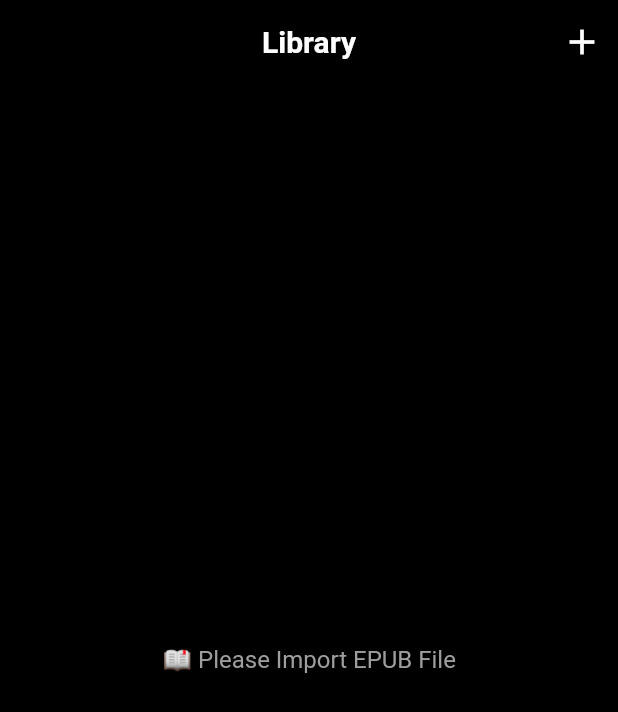
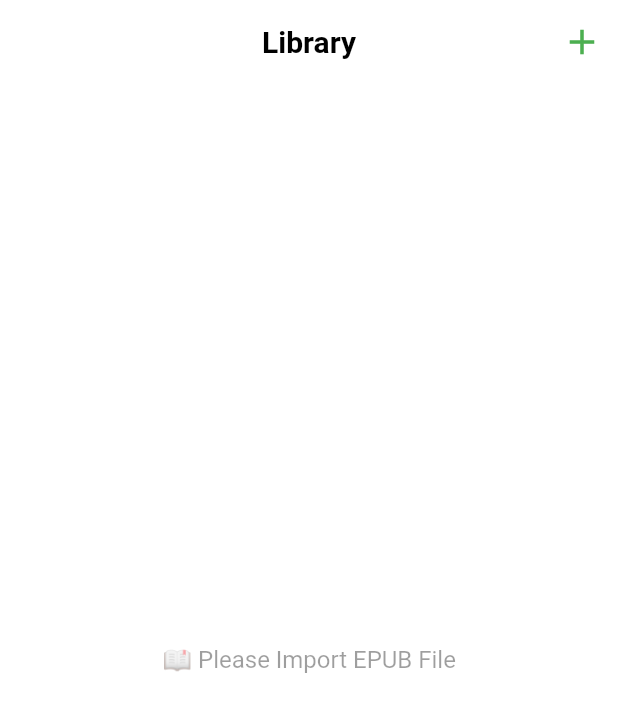
Before and after one commit to ShineYang/flutter_jpreader, a Flutter app: the screen it shows after launch, on a phone screen of 412 x 824 dp. Shown: the top 712 px of the screen. Run offline on Flutter 3.47's test engine with Material 2 defaults, Android fonts, the phone set to English and light mode, and no system bars.

Commit message:
fix: dark & light ui mode

```diff
--- a/lib/reader_app.dart
+++ b/lib/reader_app.dart
@@ -1,25 +1,20 @@
-import 'dart:typed_data';
-import 'package:flutter/cupertino.dart';
 import 'package:flutter/material.dart';
-import 'package:flutter/services.dart';
 import 'package:flutter_jpreader/reader_home_page.dart';
 import 'package:flutter_jpreader/reader_theme_data.dart';
 import 'package:flutter_localizations/flutter_localizations.dart';
 
 import 'arch/lifecycle_watcher_state.dart';
-import 'arch/provider_widget.dart';
-import 'book_entity.dart';
-import 'book_view_model.dart';
 import 'generated/l10n.dart';
 
 typedef ContentCallBack = void Function(String content);
 
 class ReaderAppPage extends StatefulWidget {
   final ContentCallBack callback;
-  final ReaderThemeData readerThemeData;
+  final ReaderThemeData readerLightThemeData;
+  final ReaderThemeData readerDarkThemeData;
 
   const ReaderAppPage(
-      {Key? key, required this.callback, required this.readerThemeData})
+      {Key? key, required this.callback, required this.readerLightThemeData, required this.readerDarkThemeData})
       : super(key: key);
 
   @override
@@ -28,6 +23,7 @@ class ReaderAppPage extends StatefulWidget {
 
 class _ReaderAppPageState extends LifecycleWatcherState<ReaderAppPage>
     with AutomaticKeepAliveClientMixin {
+
   @override
   bool get wantKeepAlive => true;
 
@@ -51,11 +47,31 @@ class _ReaderAppPageState extends LifecycleWatcherState<ReaderAppPage>
         }
         return const Locale('en', 'US');
       },
+      themeMode: ThemeMode.system,
+      theme: ThemeData(
+        backgroundColor: widget.readerLightThemeData.backgroundColor,
+        scaffoldBackgroundColor: widget.readerLightThemeData.backgroundColor,
+        primaryColor: widget.readerLightThemeData.primaryColor,
+        textTheme:  TextTheme(
+          headline1: const TextStyle(color: Colors.black, fontSize: 20, fontWeight: FontWeight.bold,),
+          bodyText1: const TextStyle(fontSize: 14, color: Colors.black, fontWeight: FontWeight.bold),//title
+          subtitle1: TextStyle(fontSize: 12, color: widget.readerLightThemeData.subTitleColor),//author subtitle
+        ),
+      ),
+      darkTheme: ThemeData(
+        backgroundColor: widget.readerDarkThemeData.backgroundColor,
+        scaffoldBackgroundColor: widget.readerDarkThemeData.backgroundColor,
+      primaryColor: widget.readerDarkThemeData.primaryColor,
+      textTheme: TextTheme(
+        headline1: const TextStyle(color: Colors.white, fontSize: 20, fontWeight: FontWeight.bold,),
+        bodyText1: const TextStyle(fontSize: 14, color: Colors.white, fontWeight: FontWeight.bold),//title
+        subtitle1: TextStyle(fontSize: 12, color: widget.readerDarkThemeData.subTitleColor),//author subtitle
+      ),
+    ),
       home: ReaderHomePage(
         callback: (content) {
           widget.callback(content);
         },
-        readerThemeData: widget.readerThemeData,
       ),
     );
   }
@@ -76,4 +92,5 @@ class _ReaderAppPageState extends LifecycleWatcherState<ReaderAppPage>
 
   @override
   void onResumed() {}
+
 }
--- a/lib/reader_home_page.dart
+++ b/lib/reader_home_page.dart
@@ -1,11 +1,8 @@
 import 'dart:typed_data';
-import 'package:flutter/cupertino.dart';
 import 'package:flutter/material.dart';
 import 'package:flutter/services.dart';
 import 'package:flutter_jpreader/reader_app.dart';
 import 'package:flutter_jpreader/reader_theme_data.dart';
-import 'package:flutter_localizations/flutter_localizations.dart';
-
 import 'arch/lifecycle_watcher_state.dart';
 import 'arch/provider_widget.dart';
 import 'book_entity.dart';
@@ -14,10 +11,8 @@ import 'generated/l10n.dart';
 
 class ReaderHomePage extends StatefulWidget {
   final ContentCallBack callback;
-  final ReaderThemeData readerThemeData;
-
   const ReaderHomePage(
-      {Key? key, required this.callback, required this.readerThemeData})
+      {Key? key, required this.callback})
       : super(key: key);
 
   @override
@@ -27,6 +22,7 @@ class ReaderHomePage extends StatefulWidget {
 class _ReaderHomePageState extends LifecycleWatcherState<ReaderHomePage>
     with AutomaticKeepAliveClientMixin {
   BookViewModel? viewModel;
+  late ReaderThemeData readerThemeData;
 
   static const messageChannel =
       BasicMessageChannel('update_tunnel', StringCodec());
@@ -62,21 +58,17 @@ class _ReaderHomePageState extends LifecycleWatcherState<ReaderHomePage>
               actions: [
                 IconButton(
                   icon: Icon(Icons.add,
-                      color: widget.readerThemeData.primaryColor, size: 28),
+                      color: Theme.of(context).primaryColor, size: 28),
                   onPressed: () async {
                     model.openFilePicker();
                   },
                 )
               ],
-              backgroundColor: widget.readerThemeData.backgroundColor,
+              backgroundColor: Theme.of(context).backgroundColor,
               title: Text(S.of(context).appbarTitle,
-                  style: TextStyle(
-                    color: widget.readerThemeData.titleColor,
-                    fontSize: 20,
-                    fontWeight: FontWeight.bold,
-                  )),
+                  style: Theme.of(context).textTheme.headline1),
             ),
-            backgroundColor: widget.readerThemeData.backgroundColor,
+            backgroundColor: Theme.of(context).scaffoldBackgroundColor,
             body: Container(
               child: _buildBooks(model),
             ));
@@ -108,8 +100,7 @@ class _ReaderHomePageState extends LifecycleWatcherState<ReaderHomePage>
     return Center(
         child: Text(
       S.of(context).emptyTips,
-      style:
-          TextStyle(fontSize: 16, color: widget.readerThemeData.subTitleColor),
+      style:Theme.of(context).textTheme.subtitle1!.copyWith(fontSize: 16),
     ));
   }
 
@@ -184,10 +175,7 @@ class _ReaderHomePageState extends LifecycleWatcherState<ReaderHomePage>
           ),
           Text(
             '${book.title}',
-            style: TextStyle(
-                color: widget.readerThemeData.titleColor,
-                fontSize: 14,
-                fontWeight: FontWeight.bold),
+            style: Theme.of(context).textTheme.bodyText1,
             maxLines: 1,
             overflow: TextOverflow.ellipsis,
           ),
@@ -196,10 +184,7 @@ class _ReaderHomePageState extends LifecycleWatcherState<ReaderHomePage>
           ),
           Text(
             '${book.author}',
-            style: TextStyle(
-              color: widget.readerThemeData.subTitleColor,
-              fontSize: 12,
-            ),
+            style: Theme.of(context).textTheme.subtitle2,
             maxLines: 1,
             overflow: TextOverflow.ellipsis,
           ),
@@ -212,8 +197,7 @@ class _ReaderHomePageState extends LifecycleWatcherState<ReaderHomePage>
     Widget cancelButton = TextButton(
       child: Text(
         S.of(context).cancel,
-        style: TextStyle(
-            color: widget.readerThemeData.subTitleColor, fontSize: 14),
+        style: Theme.of(context).textTheme.subtitle1!.copyWith(fontSize: 14),
       ),
       onPressed: () {
         Navigator.of(context).pop();
@@ -231,16 +215,14 @@ class _ReaderHomePageState extends LifecycleWatcherState<ReaderHomePage>
     );
 
     AlertDialog alert = AlertDialog(
-      backgroundColor: widget.readerThemeData.backgroundColor,
+      backgroundColor: Theme.of(context).backgroundColor,
       title: Text(
         S.of(context).confirmDeleteTitle,
-        style:
-            TextStyle(color: widget.readerThemeData.titleColor, fontSize: 16),
+        style: Theme.of(context).textTheme.bodyText1!.copyWith(fontSize: 16),
       ),
       content: Text(
         S.of(context).confirmDelete,
-        style:
-            TextStyle(color: widget.readerThemeData.titleColor, fontSize: 14),
+        style: Theme.of(context).textTheme.bodyText1,
       ),
       actions: [
         cancelButton,
```
Also changed, not shown: lib/main.dart (+7 -2 lines).
